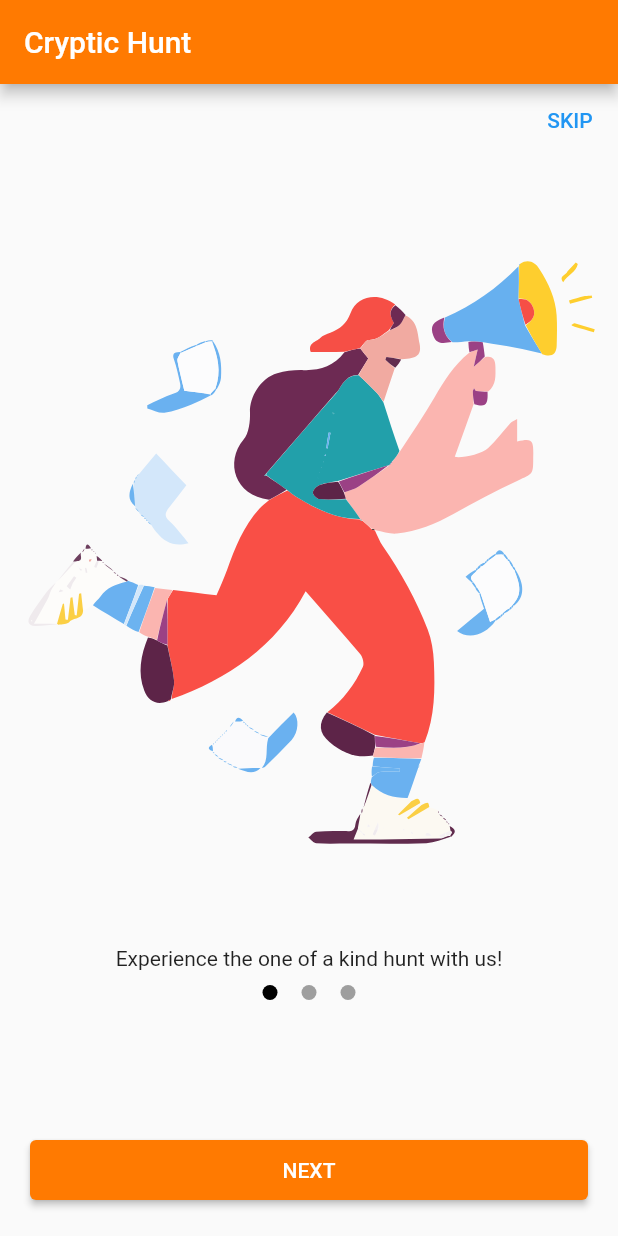
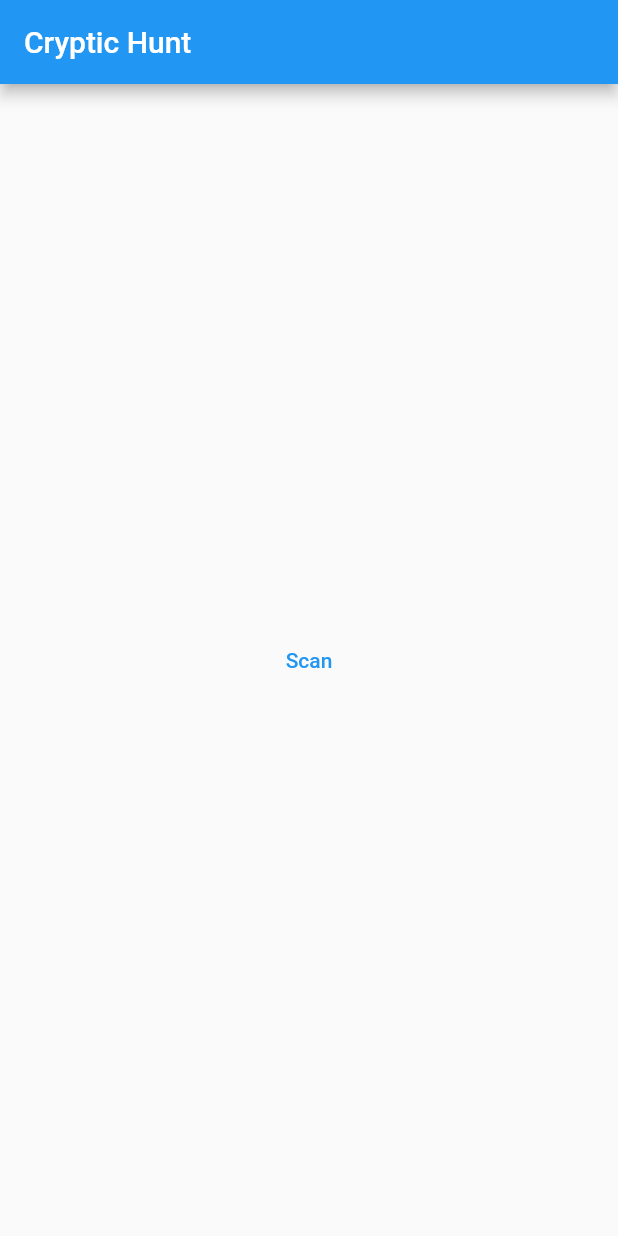
Before and after one commit to ACM-VIT/Cryptic-Hunt-App-23, a Flutter app: the screen it shows after launch, on a phone screen of 412 x 824 dp. Run offline on Flutter 3.47's test engine with Material 2 defaults, Android fonts, the phone set to English and light mode, and no system bars; drawn by our look-alikes of smooth_page_indicator; our stand-ins replace flutter_svg; missing offline and left inert: qr_code_scanner.

```diff
--- a/lib/main.dart
+++ b/lib/main.dart
@@ -2,5 +2,43 @@ import 'package:cryptic_hunt/screens/onBoarding.dart';
 import 'package:flutter/material.dart';
 
 void main() {
-  runApp(const OnBoarding());
+  runApp(const MyApp());
 }
+
+class MyApp extends StatelessWidget {
+  const MyApp({super.key});
+
+  // This widget is the root of your application.
+  @override
+  Widget build(BuildContext context) {
+    return MaterialApp(
+      title: 'Flutter Demo',
+      theme: ThemeData(
+        primarySwatch: Colors.blue,
+      ),
+      home: const MyHomePage(),
+    );
+  }
+}
+
+class MyHomePage extends StatelessWidget {
+  const MyHomePage({Key? key}) : super(key: key);
+
+  @override
+  Widget build(BuildContext context) {
+    return Scaffold(
+      appBar: AppBar(title: const Text("Cryptic Hunt")),
+      body: Container(
+        alignment: Alignment.center,
+        child: TextButton(
+            onPressed: () {
+              Navigator.push(
+                context,
+                MaterialPageRoute(builder: (context) => const OnBoarding()),
+              );
+            },
+            child: const Text("Scan")),
+      ),
+    );
+  }
+}
--- a/lib/screens/onBoarding.dart
+++ b/lib/screens/onBoarding.dart
@@ -52,7 +52,10 @@ class _OnBoardingPageState extends State<OnBoardingPage> {
                       curve: Curves.linear,
                     );
                   },
-                  child: const Text("SKIP"),
+                  child: const Text(
+                    "SKIP",
+                    style: TextStyle(color: Colors.blueGrey),
+                  ),
                 ),
               ],
             ),
```
